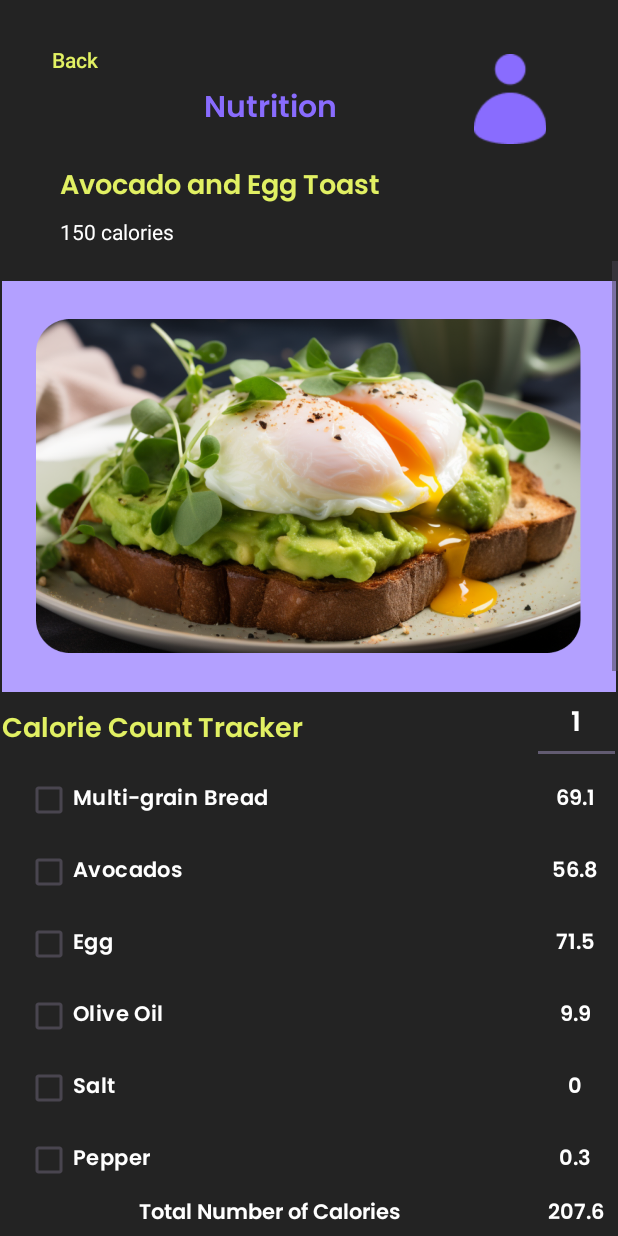
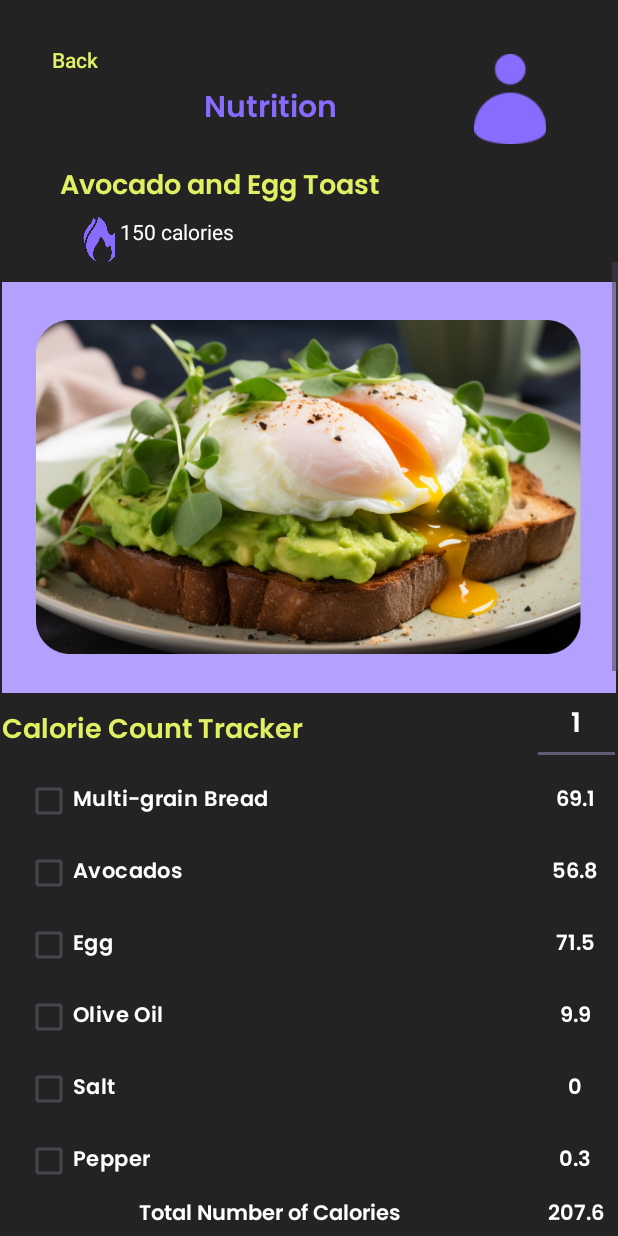
Before and after one commit to PTMAbellana/FITNESSAPP, an Android app: the NutritionFoodActivity1 screen opened directly, with no data from a screen before it, on a phone screen of 412 x 824 dp. Run offline under Robolectric (Android 15) with nearby library versions, the phone set to English and light mode, and no system bars.

Commit message:
armcircles refactored

```diff
--- a/app/src/main/res/layout/activity_nutrition_food1.xml
+++ b/app/src/main/res/layout/activity_nutrition_food1.xml
@@ -62,7 +62,7 @@
 
     <LinearLayout
         android:id="@+id/linearLayout3"
-        android:layout_width="0dp"
+        android:layout_width="wrap_content"
         android:layout_height="wrap_content"
         android:layout_marginTop="4dp"
         android:orientation="horizontal"
@@ -72,20 +72,21 @@
         app:layout_constraintTop_toBottomOf="@+id/textView12">
 
         <ImageView
-            android:id="@+id/imageView14"
-            android:layout_width="match_parent"
-            android:layout_height="match_parent"
-            android:layout_weight="1"
-            app:srcCompat="@drawable/timeicon" />
+            android:id="@+id/imageView15"
+            android:layout_width="30dp"
+            android:layout_height="30dp"
+            android:layout_marginLeft="50dp"
+            android:scaleType="fitCenter"
+            app:srcCompat="@drawable/caloriesicon" />
 
         <TextView
             android:id="@+id/textView13"
-            android:layout_width="match_parent"
+            android:layout_width="wrap_content"
             android:layout_height="29dp"
-            android:layout_marginStart="40dp"
             android:text="150 calories"
             android:textColor="#FFFFFF"
             android:textSize="14sp" />
+
     </LinearLayout>
 
     <ScrollView
@@ -328,6 +329,7 @@
                 android:id="@+id/btnCalculateRatio"
                 android:layout_width="match_parent"
                 android:layout_height="wrap_content"
+                android:fontFamily="@font/poppins_semibold"
                 android:text="Calculate" />
 
             <ImageView
```
Also changed, not shown: app/src/main/res/drawable/armcircles_g.gif (renamed from app/src/main/res/drawable/armcircles.gif), app/src/main/res/drawable/armcircles_p.png (renamed from app/src/main/res/drawable/armcircles.png).
